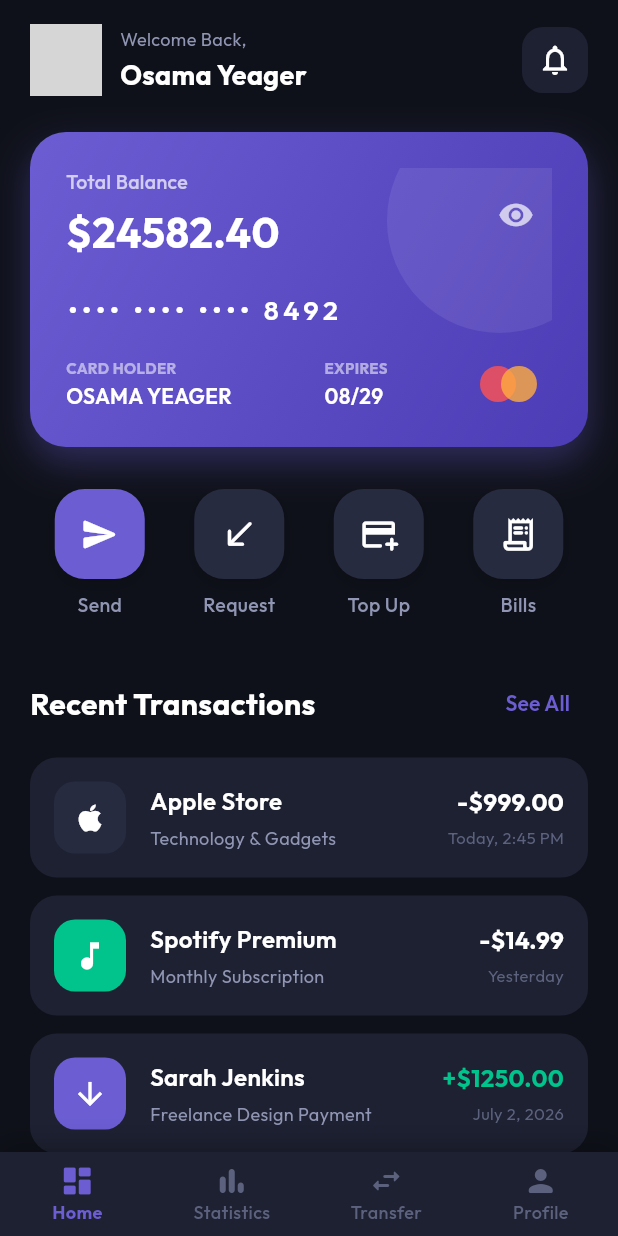
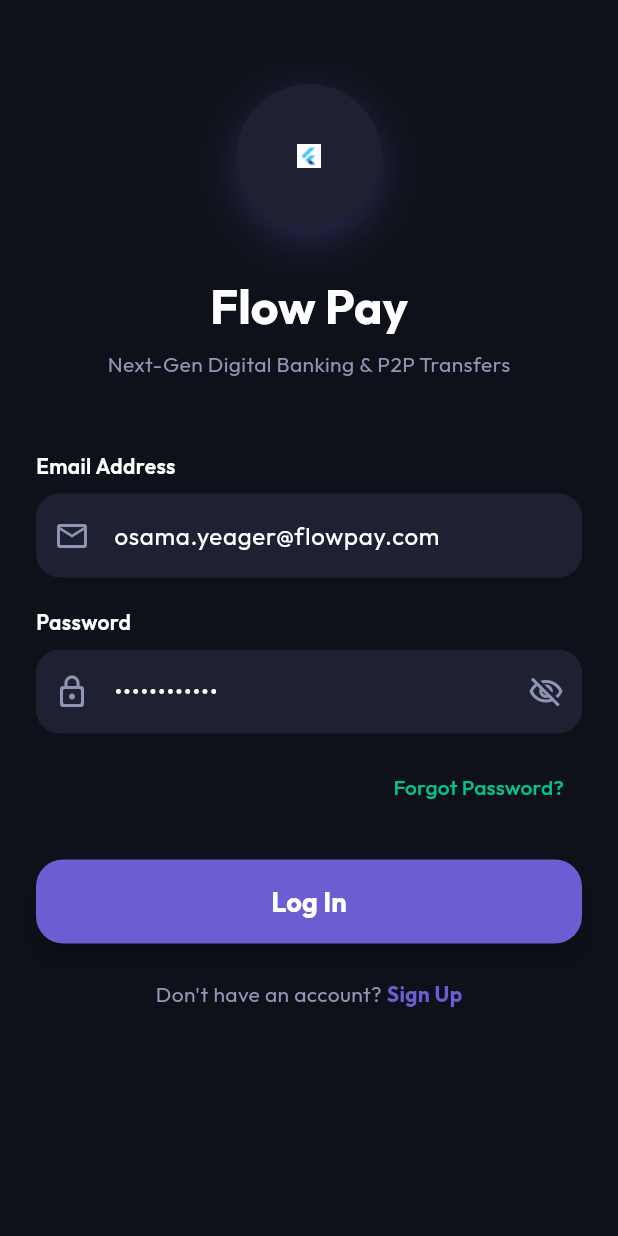
Before and after one commit to Osamayeager/flow_pay, a Flutter app: the screen it shows after launch, on a phone screen of 412 x 824 dp. Run offline on Flutter 3.47's test engine with Material 3 defaults, Android fonts, the phone set to English and light mode, and no system bars; our stand-ins replace google_fonts; grey boxes are pictures that could not be loaded.

Commit message:
feat: add local assets, login and signup screens, and fix ListTile ink warning

```diff
--- a/lib/main.dart
+++ b/lib/main.dart
@@ -1,6 +1,6 @@
 import 'package:flutter/material.dart';
 import 'core/theme/app_theme.dart';
-import 'screens/main_nav_screen.dart';
+import 'screens/auth/login_screen.dart';
 
 void main() {
   runApp(const FlowPayApp());
@@ -15,7 +15,7 @@ class FlowPayApp extends StatelessWidget {
       title: 'Flow Pay',
       debugShowCheckedModeBanner: false,
       theme: AppTheme.darkTheme,
-      home: const MainNavScreen(),
+      home: const LoginScreen(),
     );
   }
 }
--- /dev/null
+++ b/lib/screens/auth/login_screen.dart
@@ -0,0 +1,192 @@
+import 'package:flutter/material.dart';
+import '../../core/theme/app_theme.dart';
+import '../main_nav_screen.dart';
+import 'signup_screen.dart';
+
+class LoginScreen extends StatefulWidget {
+  const LoginScreen({super.key});
+
+  @override
+  State<LoginScreen> createState() => _LoginScreenState();
+}
+
+class _LoginScreenState extends State<LoginScreen> {
+  final TextEditingController _emailController = TextEditingController(text: 'osama.yeager@flowpay.com');
+  final TextEditingController _passwordController = TextEditingController(text: '••••••••••••');
+  bool _obscurePassword = true;
+
+  void _login() {
+    Navigator.pushReplacement(
+      context,
+      MaterialPageRoute(builder: (_) => const MainNavScreen()),
+    );
+  }
+
+  @override
+  Widget build(BuildContext context) {
+    return Scaffold(
+      backgroundColor: AppTheme.darkBackground,
+      body: SafeArea(
+        child: SingleChildScrollView(
+          padding: const EdgeInsets.symmetric(horizontal: 24, vertical: 36),
+          child: Column(
+            crossAxisAlignment: CrossAxisAlignment.start,
+            children: [
+              const SizedBox(height: 20),
+              // App Logo Asset Showcase
+              Center(
+                child: Container(
+                  padding: const EdgeInsets.all(16),
+                  decoration: BoxDecoration(
+                    color: AppTheme.cardSurface,
+                    shape: BoxShape.circle,
+                    boxShadow: [
+                      BoxShadow(
+                        color: AppTheme.primaryPurple.withValues(alpha: 0.3),
+                        blurRadius: 24,
+                        offset: const Offset(0, 8),
+                      ),
+                    ],
+                  ),
+                  child: Image.asset(
+                    'assets/icons/logo.png',
+                    width: 64,
+                    height: 64,
+                    errorBuilder: (context, error, stackTrace) => const Icon(
+                      Icons.account_balance_wallet_rounded,
+                      size: 56,
+                      color: AppTheme.primaryPurple,
+                    ),
+                  ),
+                ),
+              ),
+              const SizedBox(height: 32),
+              Center(
+                child: Text(
+                  'Flow Pay',
+                  style: Theme.of(context).textTheme.headlineMedium?.copyWith(
+                        fontSize: 32,
+                        fontWeight: FontWeight.bold,
+                      ),
+                ),
+              ),
+              const SizedBox(height: 8),
+              const Center(
+                child: Text(
+                  'Next-Gen Digital Banking & P2P Transfers',
+                  style: TextStyle(color: AppTheme.textSecondary, fontSize: 14),
+                ),
+              ),
+              const SizedBox(height: 48),
+
+              // Email Field
+              const Text(
+                'Email Address',
+                style: TextStyle(color: AppTheme.textWhite, fontSize: 14, fontWeight: FontWeight.w600),
+              ),
+              const SizedBox(height: 8),
+              TextField(
+                controller: _emailController,
+                style: const TextStyle(color: AppTheme.textWhite),
+                decoration: InputDecoration(
+                  filled: true,
+                  fillColor: AppTheme.cardSurface,
+                  prefixIcon: const Icon(Icons.email_outlined, color: AppTheme.textSecondary),
+                  border: OutlineInputBorder(
+                    borderRadius: BorderRadius.circular(16),
+                    borderSide: BorderSide.none,
+                  ),
+                ),
+              ),
+              const SizedBox(height: 20),
+
+              // Password Field
+              const Text(
+                'Password',
+                style: TextStyle(color: AppTheme.textWhite, fontSize: 14, fontWeight: FontWeight.w600),
+              ),
+              const SizedBox(height: 8),
+              TextField(
+                controller: _passwordController,
+                obscureText: _obscurePassword,
+                style: const TextStyle(color: AppTheme.textWhite),
+                decoration: InputDecoration(
+                  filled: true,
+                  fillColor: AppTheme.cardSurface,
+                  prefixIcon: const Icon(Icons.lock_outline_rounded, color: AppTheme.textSecondary),
+                  suffixIcon: IconButton(
+                    icon: Icon(
+                      _obscurePassword ? Icons.visibility_off_outlined : Icons.visibility_outlined,
+                      color: AppTheme.textSecondary,
+                    ),
+                    onPressed: () {
+                      setState(() {
+                        _obscurePassword = !_obscurePassword;
+                      });
+                    },
+                  ),
+                  border: OutlineInputBorder(
+                    borderRadius: BorderRadius.circular(16),
+                    borderSide: BorderSide.none,
+                  ),
+                ),
+              ),
+              const SizedBox(height: 12),
+              Align(
+                alignment: Alignment.centerRight,
+                child: TextButton(
+                  onPressed: () {
+                    ScaffoldMessenger.of(context).showSnackBar(
+                      const SnackBar(content: Text('Password reset link sent to your email.')),
+                    );
+                  },
+                  child: const Text('Forgot Password?', style: TextStyle(color: AppTheme.accentCyan)),
+                ),
+              ),
+              const SizedBox(height: 24),
+
+              // Log In Gradient Button
+              SizedBox(
+                width: double.infinity,
+                height: 56,
+                child: ElevatedButton(
+                  style: ElevatedButton.styleFrom(
+                    backgroundColor: AppTheme.primaryPurple,
+                    shape: RoundedRectangleBorder(borderRadius: BorderRadius.circular(18)),
+                    elevation: 6,
+                  ),
+                  onPressed: _login,
+                  child: const Text(
+                    'Log In',
+                    style: TextStyle(color: Colors.white, fontSize: 18, fontWeight: FontWeight.bold),
+                  ),
+                ),
+              ),
+              const SizedBox(height: 24),
+
+              // Switch to Sign Up
+              Row(
+                mainAxisAlignment: MainAxisAlignment.center,
+                children: [
+                  const Text("Don't have an account? ", style: TextStyle(color: AppTheme.textSecondary)),
+                  GestureDetector(
+                    onTap: () {
+                      Navigator.pushReplacement(
+                        context,
+                        MaterialPageRoute(builder: (_) => const SignupScreen()),
+                      );
+                    },
+                    child: const Text(
+                      'Sign Up',
+                      style: TextStyle(color: AppTheme.primaryPurple, fontWeight: FontWeight.bold),
+                    ),
+                  ),
+                ],
+              ),
+            ],
+          ),
+        ),
+      ),
+    );
+  }
+}
--- a/lib/screens/home_dashboard.dart
+++ b/lib/screens/home_dashboard.dart
@@ -39,9 +39,7 @@ class _HomeDashboardState extends State<HomeDashboard> {
                           shape: BoxShape.circle,
                           border: Border.all(color: AppTheme.primaryPurple, width: 2),
                           image: const DecorationImage(
-                            image: NetworkImage(
-                              'https://images.unsplash.com/photo-1534528741775-53994a69daeb?auto=format&fit=crop&w=200&q=80',
-                            ),
+                            image: AssetImage('assets/images/profile.png'),
                             fit: BoxFit.cover,
                           ),
                         ),
--- a/lib/screens/transfer_screen.dart
+++ b/lib/screens/transfer_screen.dart
@@ -158,7 +158,7 @@ class _TransferScreenState extends State<TransferScreen> {
                         children: [
                           CircleAvatar(
                             radius: 22,
-                            backgroundImage: NetworkImage(contact.avatarUrl),
+                            backgroundImage: AssetImage(contact.avatarPath),
                           ),
                           const SizedBox(height: 6),
                           Text(
```
Also changed, not shown: lib/models/contact.dart (+7 -7 lines), lib/screens/auth/signup_screen.dart (added, +195 -0 lines), lib/screens/profile_screen.dart (+10 -11 lines), pubspec.yaml (+3 -4 lines), assets/icons/logo.png (added), assets/images/auth_banner.png (added), assets/images/avatar1.png (added), assets/images/avatar2.png (added), assets/images/avatar3.png (added), assets/images/avatar4.png (added), assets/images/avatar5.png (added), assets/images/profile.png (added), 1 other file.
